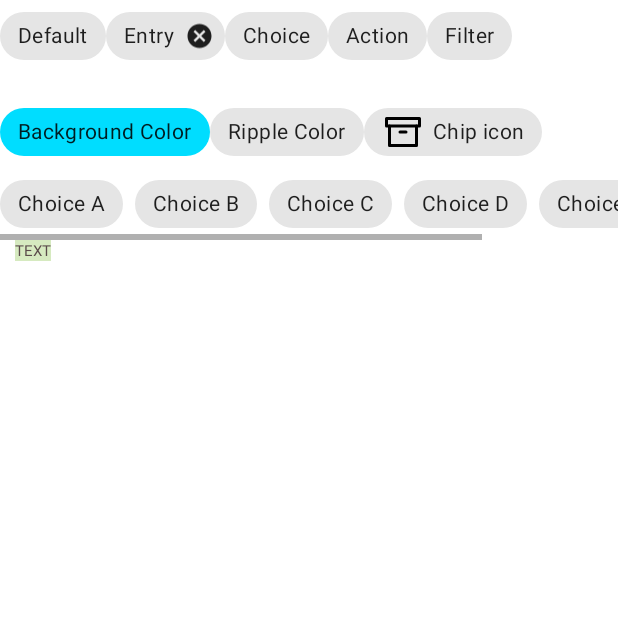
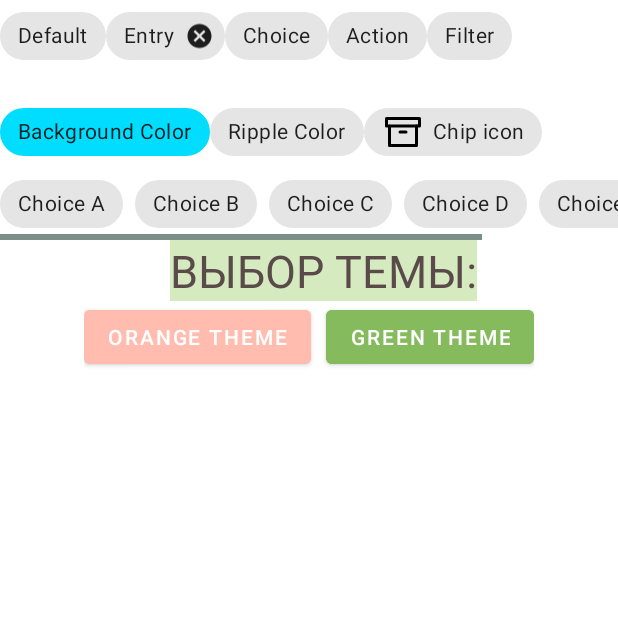
Before and after one commit to samitin/MaterialLesson1, an Android app: the screen it shows after launch (MainActivity), after a tap on "Settings", on a phone screen of 412 x 824 dp, the top half of it. Run offline under Robolectric (Android 15) with nearby library versions, the phone set to English and light mode, and no system bars; libraries missing offline, so code that uses them is left out: coil.api.load; pictures from the network do not load.

Commit message:
Создайте две темы для вашего приложения и в отдельном экране настроек добавьте возможность менять эти темы

```diff
--- a/app/src/main/AndroidManifest.xml
+++ b/app/src/main/AndroidManifest.xml
@@ -11,7 +11,7 @@
         android:label="@string/app_name"
         android:roundIcon="@mipmap/ic_launcher_round"
         android:supportsRtl="true"
-        android:theme="@style/Theme.Lesson1">
+        android:theme="@style/greenTheme">
         <activity android:name=".view.MainActivity">
             <intent-filter>
                 <action android:name="android.intent.action.MAIN" />
--- a/app/src/main/java/ru/samitin/lesson1/view/MainActivity.kt
+++ b/app/src/main/java/ru/samitin/lesson1/view/MainActivity.kt
@@ -1,13 +1,27 @@
 package ru.samitin.lesson1.view
 
+import android.content.Context
 import androidx.appcompat.app.AppCompatActivity
 import android.os.Bundle
+import android.preference.PreferenceManager
 import ru.samitin.lesson1.R
+import ru.samitin.lesson1.view.chips.MY_THEME_KEY
+import ru.samitin.lesson1.view.chips.THEME_GREEN
+import ru.samitin.lesson1.view.chips.THEME_ORANGE
 import ru.samitin.lesson1.view.picture.PODFragment
 
+const val PREFERENCE_NAME="PREFERENCE_NAME"
 class MainActivity : AppCompatActivity() {
+    private val preference by lazy {
+        getSharedPreferences(PREFERENCE_NAME,Context.MODE_PRIVATE)
+    }
     override fun onCreate(savedInstanceState: Bundle?) {
         super.onCreate(savedInstanceState)
+        if (preference.getString(MY_THEME_KEY, "")== THEME_ORANGE) {
+            setTheme(R.style.orangeTheme)
+        } else if(preference.getString(MY_THEME_KEY, "")== THEME_GREEN)
+            setTheme(R.style.greenTheme)
+
         setContentView(R.layout.activity_main)
 
         if (savedInstanceState==null){
--- a/app/src/main/java/ru/samitin/lesson1/view/chips/ChipsFragment.kt
+++ /dev/null
@@ -1,47 +0,0 @@
-package ru.samitin.lesson1.view.chips
-
-import android.os.Bundle
-import android.view.LayoutInflater
-import android.view.View
-import android.view.ViewGroup
-import android.widget.Toast
-import androidx.fragment.app.Fragment
-import ru.samitin.lesson1.databinding.FragmentChipsBinding
-
-
-class ChipsFragment:Fragment() {
-    var _bindong: FragmentChipsBinding? = null
-    val binding: FragmentChipsBinding
-        get() {
-            return _bindong!!
-        }
-
-    override fun onCreateView(
-        inflater: LayoutInflater, container: ViewGroup?,
-        savedInstanceState: Bundle?
-    ): View? {
-        //return inflater.inflate(R.layout.fragment_chips, container, false)
-        _bindong =  FragmentChipsBinding.inflate(inflater)
-        return  binding.root
-    }
-
-    override fun onDestroy() {
-        super.onDestroy()
-        _bindong = null
-    }
-
-    override fun onViewCreated(view: View, savedInstanceState: Bundle?) {
-        super.onViewCreated(view, savedInstanceState)
-        binding.chipGroup.setOnCheckedChangeListener{childGroup,position->
-            Toast.makeText(context,"Click $position",Toast.LENGTH_SHORT).show()
-        }
-        binding.chipWithClose.setOnCloseIconClickListener {
-            Toast.makeText(context,"Click on chipWithClose",Toast.LENGTH_SHORT).show()
-        }
-    }
-    companion object {
-        fun newInstance() = ChipsFragment()
-    }
-
-
-}
--- /dev/null
+++ b/app/src/main/java/ru/samitin/lesson1/view/chips/SettingsFragment.kt
@@ -0,0 +1,83 @@
+package ru.samitin.lesson1.view.chips
+
+import android.content.Context
+import android.os.Bundle
+import android.preference.PreferenceManager
+import android.view.LayoutInflater
+import android.view.View
+import android.view.ViewGroup
+import android.widget.Toast
+import androidx.fragment.app.Fragment
+import ru.samitin.lesson1.R
+import ru.samitin.lesson1.databinding.FragmentSettingsBinding
+import ru.samitin.lesson1.view.PREFERENCE_NAME
+
+const val THEME_ORANGE="THEME_ORANGE"
+const val THEME_GREEN="THEME_GREEN"
+const val MY_THEME_KEY="MY_THEME_KEY"
+
+class SettingsFragment:Fragment() {
+
+
+    var _bindong: FragmentSettingsBinding? = null
+    val binding: FragmentSettingsBinding
+        get() {
+            return _bindong!!
+        }
+
+    override fun onCreate(savedInstanceState: Bundle?) {
+        /*val theme=savedInstanceState?.getString(MY_THEME_KEY)
+        if (theme== THEME_ORANGE){
+            requireActivity().setTheme(R.style.orangeTheme)
+            requireActivity().recreate()
+        }else if (theme== THEME_GREEN){
+            requireActivity().setTheme(R.style.greenTheme)
+            requireActivity().recreate()
+        }*/
+        super.onCreate(savedInstanceState)
+    }
+
+
+    override fun onCreateView(
+        inflater: LayoutInflater, container: ViewGroup?,
+        savedInstanceState: Bundle?
+    ): View? {
+        //return inflater.inflate(R.layout.fragment_chips, container, false)
+        _bindong =  FragmentSettingsBinding.inflate(inflater)
+        return  binding.root
+    }
+
+    override fun onDestroy() {
+        super.onDestroy()
+        _bindong = null
+    }
+    private val preference by lazy {
+        requireActivity().getSharedPreferences(PREFERENCE_NAME, Context.MODE_PRIVATE)
+    }
+
+    override fun onViewCreated(view: View, savedInstanceState: Bundle?) {
+        super.onViewCreated(view, savedInstanceState)
+        binding.chipGroup.setOnCheckedChangeListener{childGroup,position->
+            Toast.makeText(context,"Click $position",Toast.LENGTH_SHORT).show()
+        }
+        binding.chipWithClose.setOnCloseIconClickListener {
+            Toast.makeText(context,"Click on chipWithClose",Toast.LENGTH_SHORT).show()
+        }
+        binding.btnOrangeTheme.setOnClickListener {
+                Toast.makeText(context,"Click btnOrangeTheme",Toast.LENGTH_SHORT).show()
+                preference.edit().putString(MY_THEME_KEY, THEME_ORANGE).apply()
+                requireActivity().recreate()
+        }
+        binding.btnGreenTheme.setOnClickListener {
+                Toast.makeText(context,"Click btnGreenTheme",Toast.LENGTH_SHORT).show()
+                preference.edit().putString(MY_THEME_KEY, THEME_GREEN).apply()
+                requireActivity().recreate()
+
+        }
+    }
+    companion object {
+        fun newInstance() = SettingsFragment()
+    }
+
+
+}
--- a/app/src/main/java/ru/samitin/lesson1/view/picture/PODFragment.kt
+++ b/app/src/main/java/ru/samitin/lesson1/view/picture/PODFragment.kt
@@ -2,12 +2,10 @@ package ru.samitin.lesson1.view.picture
 
 import android.content.Intent
 import android.net.Uri
-import android.os.Build
 
 import android.os.Bundle
 import android.view.*
 import android.widget.Toast
-import androidx.annotation.RequiresApi
 
 import androidx.constraintlayout.widget.ConstraintLayout
 import androidx.core.content.ContextCompat
@@ -21,15 +19,13 @@ import ru.samitin.lesson1.R
 import ru.samitin.lesson1.databinding.FragmentMainBinding
 import ru.samitin.lesson1.repository.PODServerResponseData
 import ru.samitin.lesson1.view.MainActivity
-import ru.samitin.lesson1.view.chips.ChipsFragment
+import ru.samitin.lesson1.view.chips.SettingsFragment
 import ru.samitin.lesson1.viewModel.PictureOfTheDayData
 import ru.samitin.lesson1.viewModel.PODViewModel
 import java.text.SimpleDateFormat
-import java.time.LocalDateTime
 
 
 import java.util.*
-import java.util.Calendar.getInstance
 
 class PODFragment : Fragment() {
     private var _bainding:FragmentMainBinding?=null
@@ -147,7 +143,7 @@ class PODFragment : Fragment() {
         when (item.itemId) {
             R.id.app_bar_fav -> Toast.makeText(context, "Favourite", Toast.LENGTH_SHORT).show()
             R.id.app_bar_search -> requireActivity().supportFragmentManager
-                .beginTransaction().replace(R.id.container,ChipsFragment.newInstance()).addToBackStack("").commit()
+                .beginTransaction().replace(R.id.container,SettingsFragment.newInstance()).addToBackStack("").commit()
             // у нашего бургера такой вот id внутри android
             android.R.id.home-> BottomNavigationDraverFragment().show(requireActivity().supportFragmentManager,"TAG")
         }
--- a/app/src/main/res/layout/fragment_main.xml
+++ b/app/src/main/res/layout/fragment_main.xml
@@ -84,7 +84,7 @@
         android:layout_gravity="bottom"
         app:hideOnScroll="true"
         app:layout_scrollFlags="scroll|enterAlways"
-        app:backgroundTint="@color/colorPrimary"
+
         app:fabAlignmentMode="center"
         app:navigationIcon="@drawable/ic_hamburger_menu_bottom_bar" />
 
--- a/app/src/main/res/layout/fragment_chips.xml
+++ b/app/src/main/res/layout/fragment_settings.xml
@@ -120,5 +120,28 @@
     <TextView
         android:text="@string/text_veiw_text"
         style="@style/heading_text_style"/>
+    <LinearLayout
+        android:id="@+id/chipGroupSelectionTheme"
+        android:layout_width="wrap_content"
+        android:layout_height="wrap_content"
+        android:layout_gravity="center_horizontal"
+        android:orientation="horizontal"
+        app:singleLine="true"
+        app:singleSelection="true">
 
+    <com.google.android.material.button.MaterialButton
+        android:id="@+id/btnOrangeTheme"
+        android:layout_width="wrap_content"
+        android:layout_height="wrap_content"
+        android:backgroundTint="@color/colorAccentOrange"
+        android:text="@string/btn_orange_theme_text"
+        />
+        <com.google.android.material.button.MaterialButton
+        android:id="@+id/btnGreenTheme"
+        android:layout_marginStart="10dp"
+        android:backgroundTint="@color/colorAccentGreen"
+        android:layout_width="wrap_content"
+        android:layout_height="wrap_content"
+        android:text="@string/btn_green_theme_text" />
+    </LinearLayout>
 </LinearLayout>
--- a/app/src/main/res/values/colors.xml
+++ b/app/src/main/res/values/colors.xml
@@ -16,4 +16,15 @@
     <color name="colorAccent">#D81B60</color>
     <color name="heading_colour">#5A4A4A</color>
     <color name="chipBackgroundColor">#D6EAC0</color>
+    <color name="colorPrimaryOrange">#ff8a80</color>
+    <color name="colorPrimaryDarkOrange">#c85a54</color>
+    <color name="colorAccentOrange">#ffbcaf</color>
+    <color name="colorSecondaryOrange">#d50000</color>
+    <color name="textColorSecondaryOrange">#bdbdbd</color>
+
+    <color name="colorPrimaryGreen">#558b2f</color>
+    <color name="colorPrimaryDarkGreen">#255d00</color>
+    <color name="colorAccentGreen">#85bb5c</color>
+    <color name="colorSecondaryGreen">#004d40</color>
+    <color name="textColorSecondaryGreen">#00251a</color>
 </resources>
--- a/app/src/main/res/values/dimens.xml
+++ b/app/src/main/res/values/dimens.xml
@@ -1,5 +1,5 @@
 <?xml version="1.0" encoding="utf-8"?>
 <resources>
-    <dimen name="heading_size">10sp</dimen>
+    <dimen name="heading_size">30sp</dimen>
     <dimen name="heading_margin_left">10dp</dimen>
 </resources>
--- a/app/src/main/res/values/strings.xml
+++ b/app/src/main/res/values/strings.xml
@@ -6,7 +6,7 @@
     <string name="favourite">favorite</string>
     <string name="settings">Settings</string>
     <string name="search">Search</string>
-    <string name="text_veiw_text">TEXT</string>
+    <string name="text_veiw_text">ВЫБОР ТЕМЫ:</string>
     <string name="default_text">Default</string>
     <string name="entry_text">Entry</string>
     <string name="choice_text">Choice</string>
@@ -21,4 +21,6 @@
     <string name="choice_d_text">Choice D</string>
     <string name="choice_e_text">Choice E</string>
     <string name="choice_f_text">Choice F</string>
+    <string name="btn_orange_theme_text">Orange Theme</string>
+    <string name="btn_green_theme_text">Green Theme</string>
 </resources>
--- a/app/src/main/res/values/themes.xml
+++ b/app/src/main/res/values/themes.xml
@@ -32,5 +32,31 @@
         <item name="android:background">@color/chipBackgroundColor</item>
         <item name="android:layout_width">wrap_content</item>
         <item name="android:layout_height">wrap_content</item>
+        <item name="android:layout_gravity">center_horizontal</item>
+    </style>
+    <style name="orangeTheme" parent="Theme.MaterialComponents.DayNight.NoActionBar">
+        <item name="colorPrimary">@color/colorPrimaryOrange</item>
+        <item name="colorPrimaryDark">@color/colorPrimaryDarkOrange</item>
+        <item name="colorAccent">@color/colorAccentOrange</item>
+        <item name="colorSecondary">@color/colorSecondaryOrange</item>
+        <item name="bottomAppBarStyle">@style/bottomAppBarStyleOrange</item>
+        <item name="android:textColorPrimary">@color/black</item>
+        <item name="android:textColorSecondary">@color/textColorSecondaryOrange</item>
+    </style>
+    <style name="bottomAppBarStyleOrange">
+        <item name="backgroundTint">@color/colorSecondaryOrange</item>
+    </style>
+
+    <style name="greenTheme" parent="Theme.MaterialComponents.DayNight.NoActionBar">
+        <item name="colorPrimary">@color/colorPrimaryGreen</item>
+        <item name="colorPrimaryDark">@color/colorPrimaryDarkGreen</item>
+        <item name="colorAccent">@color/colorAccentGreen</item>
+        <item name="colorSecondary">@color/colorSecondaryGreen</item>
+        <item name="bottomAppBarStyle">@style/bottomAppBarStyleGreen</item>
+        <item name="android:textColorPrimary">@color/black</item>
+        <item name="android:textColorSecondary">@color/textColorSecondaryGreen</item>
+    </style>
+    <style name="bottomAppBarStyleGreen">
+        <item name="backgroundTint">@color/colorSecondaryGreen</item>
     </style>
 </resources>
```
